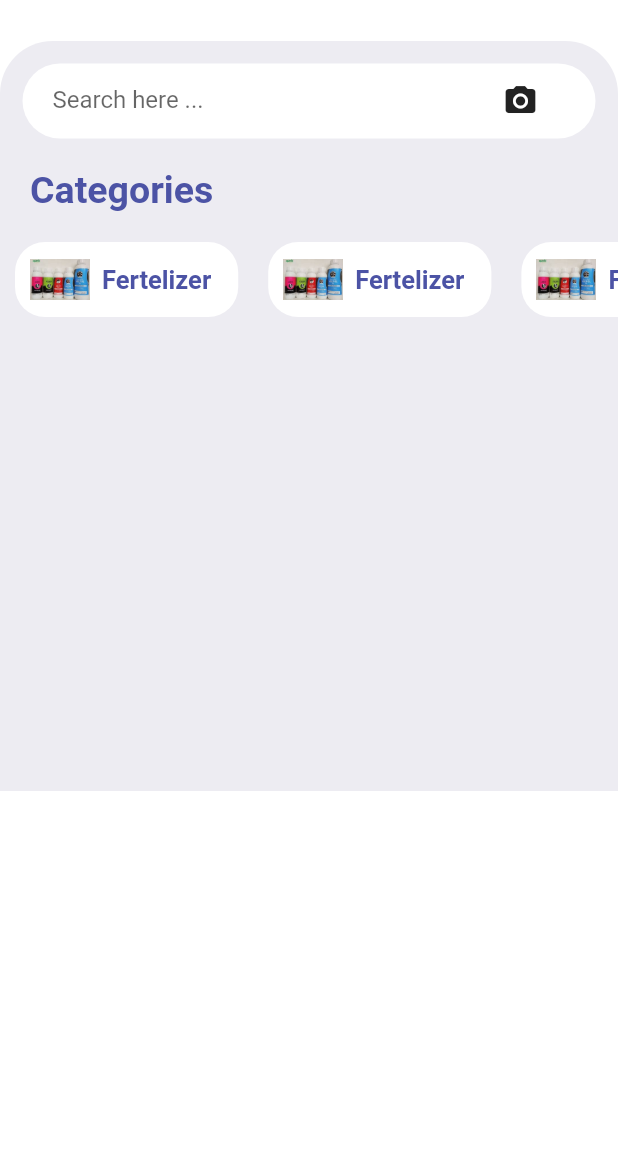
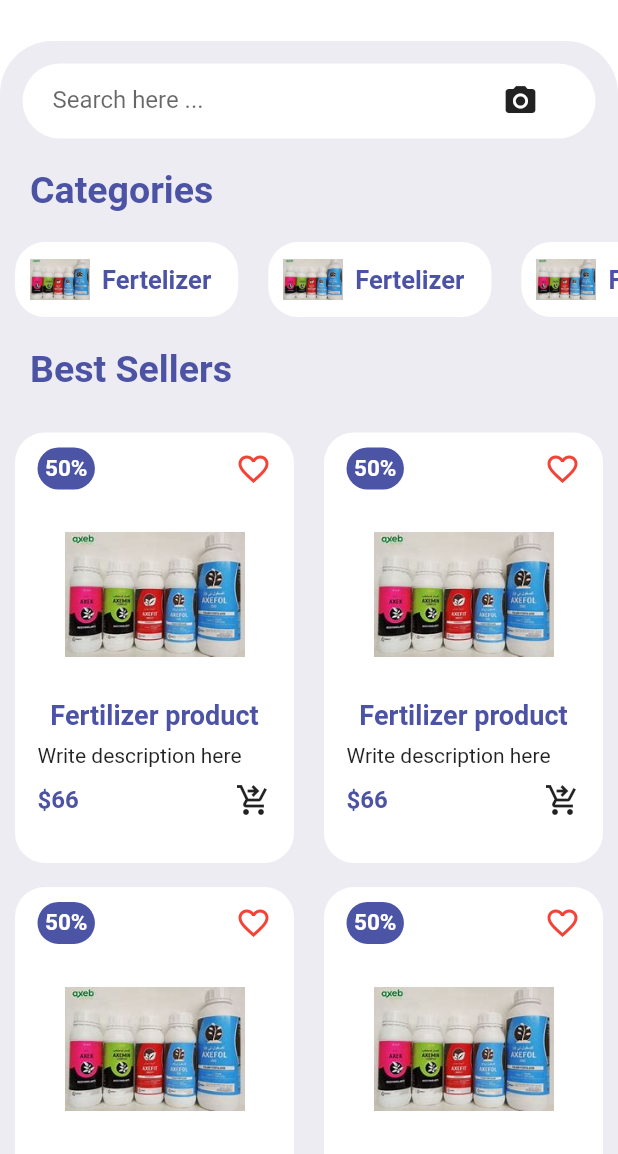
Before and after one commit to KimtaiKogoKevin/Mkuulima, a Flutter app: the screen it shows after launch, on a phone screen of 412 x 824 dp, the part 82-1236 px from its top. Run offline on Flutter 3.47's test engine with Material 2 defaults, Android fonts, the phone set to English and light mode, and no system bars; drawn by our look-alikes of badges.

Commit message:
bestseller included

```diff
--- a/lib/Pages/homepage.dart
+++ b/lib/Pages/homepage.dart
@@ -1,5 +1,6 @@
 import 'package:flutter/material.dart';
 import 'package:mkuulima/widgets/home_app_bar.dart';
+import 'package:mkuulima/widgets/itemswidget.dart';
 
 import '../widgets/categories_widget.dart';
 
@@ -13,7 +14,7 @@ class HomePage extends StatelessWidget {
         children: [
           const HomeAppBar(),
           Container(
-              height: 500,
+
               padding: const EdgeInsets.only(top: 15),
               decoration: const BoxDecoration(
                   color: Color(0xFFEDECF2),
@@ -23,6 +24,7 @@ class HomePage extends StatelessWidget {
                   )),
               child: Column(
                 children: [
+                  //search widget
                   Container(
                     margin: EdgeInsets.symmetric(horizontal: 15),
                     padding: EdgeInsets.symmetric(horizontal: 15),
@@ -48,6 +50,7 @@ class HomePage extends StatelessWidget {
                       ],
                     ),
                   ),
+
                   Container(
                     alignment: Alignment.centerLeft,
                     margin: EdgeInsets.symmetric(vertical: 20, horizontal: 20),
@@ -61,6 +64,19 @@ class HomePage extends StatelessWidget {
                   ),
                   //Categories
                    CategoriesWidget(),
+
+                  Container(
+                    alignment: Alignment.centerLeft,
+                    margin: EdgeInsets.symmetric(vertical: 20, horizontal: 20),
+                    child: const Text(
+                      "Best Sellers",
+                      style: TextStyle(
+                          fontSize: 25,
+                          fontWeight: FontWeight.bold,
+                          color: Color(0xFF4C53A5)),
+                    ),
+                  ),
+                  ItemsWidget()
                 ],
               ))
         ],
--- /dev/null
+++ b/lib/widgets/itemswidget.dart
@@ -0,0 +1,90 @@
+import 'package:flutter/material.dart';
+
+class ItemsWidget extends StatelessWidget {
+  const ItemsWidget({Key? key}) : super(key: key);
+
+  @override
+  Widget build(BuildContext context) {
+    return GridView.count(
+      childAspectRatio: 0.68,
+      physics: const NeverScrollableScrollPhysics(),
+      crossAxisCount: 2,
+      shrinkWrap: true,
+      children: [
+        for (int i = 0 ; i < 10; i++)
+        Container(
+          padding: const EdgeInsets.only(left: 15, right: 15, top: 10),
+          margin: const EdgeInsets.symmetric(vertical: 8, horizontal: 10),
+          decoration: BoxDecoration(
+              color: Colors.white, borderRadius: BorderRadius.circular(20)),
+          child: Column(
+            children: [
+              Row(
+                mainAxisAlignment: MainAxisAlignment.spaceBetween,
+                children: [
+                  Container(
+                    padding: const EdgeInsets.all(5),
+                    decoration: BoxDecoration(
+                        color: const Color(0xFF4C54A5),
+                        borderRadius: BorderRadius.circular(20)),
+                    child: const Text("50%",
+                        style: TextStyle(
+                          fontSize: 15,
+                          color: Colors.white,
+                          fontWeight: FontWeight.bold,
+                        )),
+                  ),
+                  const Icon(
+                    Icons.favorite_border,
+                    color: Colors.red,
+                  ),
+                ],
+              ),
+              InkWell(
+                onTap: () {},
+                child: Container(
+                  margin: const EdgeInsets.all(10),
+                  height: 120,
+                  width: 120,
+                  child: Image.asset("images/1.jpg"),
+                ),
+              ),
+              Container(
+                padding: const EdgeInsets.only(bottom: 8),
+                alignment: Alignment.center,
+                child: const Text(
+                  "Fertilizer product",
+                  style: TextStyle(
+                      fontWeight: FontWeight.bold,
+                      fontSize: 18,
+                      color: Color(0xFF4C53A5)),
+                ),
+              ),
+              Container(
+                alignment: Alignment.topLeft,
+                child: const Text("Write description here"),
+              ),
+              Padding(
+                padding: const EdgeInsets.symmetric(vertical: 10),
+                child: Row(
+                  mainAxisAlignment: MainAxisAlignment.spaceBetween,
+                  children: const [
+                    Text(
+                      "\$66",
+                      style: TextStyle(
+                        fontSize: 16,
+                        fontWeight: FontWeight.bold,
+                        color: Color(0xFF4C53A5),
+                      ),
+                    ),
+                    Icon(Icons.shopping_cart_checkout)
+                  ],
+                ),
+              )
+            ],
+          ),
+        )
+      ],
+    );
+  }
+}
```
